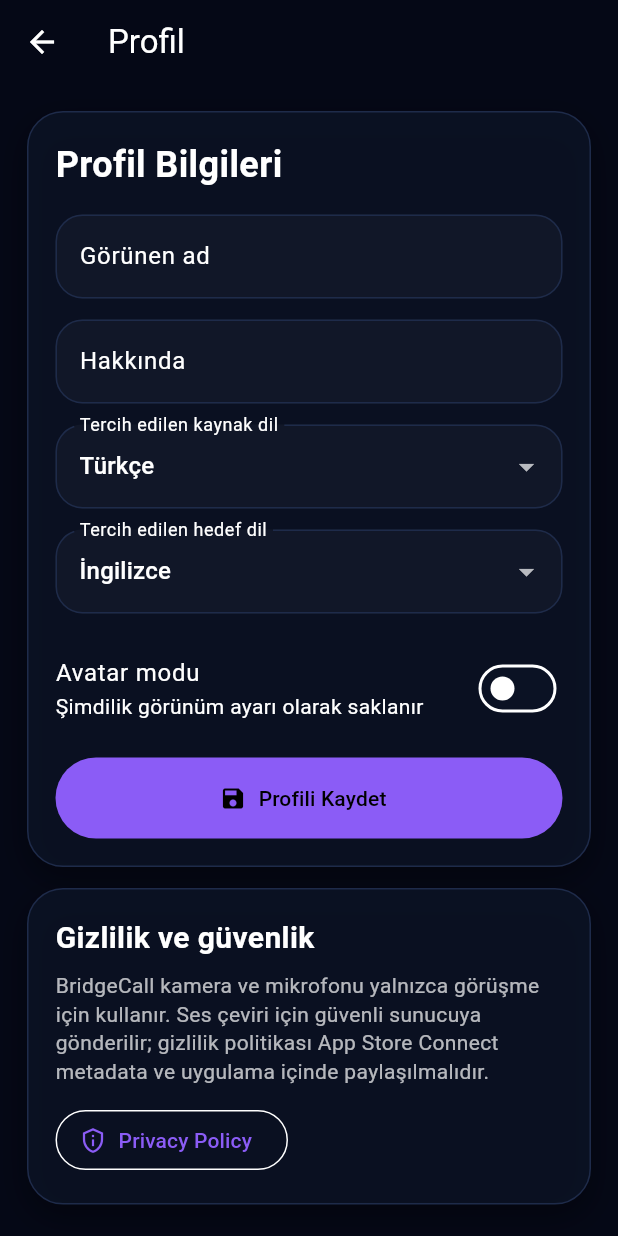
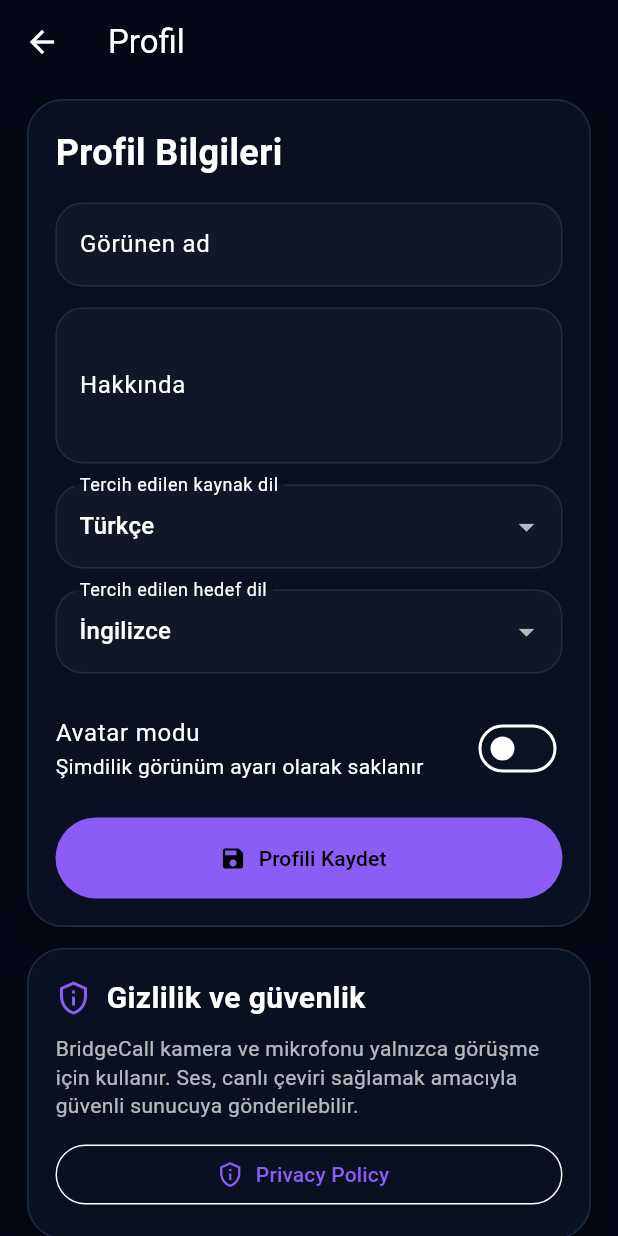
Before and after one commit to omerarslan227-cyber/live-translate-app, a Flutter app: the ProfileScreen screen opened directly, after a tap on "Privacy Policy", on a phone screen of 412 x 824 dp. Run offline on Flutter 3.47's test engine with Material 3 defaults, Android fonts, the phone set to English and light mode, and no system bars; our stand-ins replace flutter_tts, in_app_review, lottie, permission_handler, share_plus, shared_preferences and 1 more; missing offline and left inert: flutter_sound, flutter_webrtc, purchases_flutter; accounts and stored records are empty.

Commit message:
Fix Turkish text and responsive UI

```diff
--- a/lib/screens/onboarding_screen.dart
+++ b/lib/screens/onboarding_screen.dart
@@ -95,9 +95,9 @@ class _OnboardingScreenState extends State<OnboardingScreen>
                           _OnboardingPage(
                             pageIndex: 0,
                             currentPage: pageValue,
-                            title: 'Canli ceviri gorusmesi',
+                            title: 'Canlı çeviri görüşmesi',
                             body:
-                                'BridgeCall konusmayi algilar, cevirir ve karsi tarafa altyazi veya ses olarak ulastirir.',
+                                'BridgeCall konuşmayı algılar, çevirir ve karşı tarafa altyazı veya ses olarak ulaştırır.',
                             bullets: const [
                               'AI voice translation',
                               'Gercek zamanli altyazi',
@@ -118,7 +118,7 @@ class _OnboardingScreenState extends State<OnboardingScreen>
                             currentPage: pageValue,
                             title: 'Mikrofon hazirligi',
                             body:
-                                'Sesli ceviri icin mikrofon izni gerekir. Izin yoksa BridgeCall net uyari verir.',
+                                'Sesli çeviri için mikrofon izni gerekir. İzin yoksa BridgeCall net uyarı verir.',
                             bullets: const [
                               'Noise suppression',
                               'Echo cancellation',
@@ -452,7 +452,7 @@ class _OnboardingControls extends StatelessWidget {
               padding: const EdgeInsets.symmetric(horizontal: 20, vertical: 14),
             ),
             onPressed: onNext,
-            child: Text(page == 2 ? 'Basla' : 'Devam'),
+            child: Text(page == 2 ? 'Başla' : 'Devam'),
           ),
         ],
       ),
--- a/lib/screens/paywall_screen.dart
+++ b/lib/screens/paywall_screen.dart
@@ -89,7 +89,7 @@ class _PaywallScreenState extends State<PaywallScreen> {
             const SizedBox(height: 18),
             Text(
               usage?.isPro == true
-                  ? 'Pro aktif. Sinirsiz canli ceviri kullanabilirsin.'
+                  ? 'Pro aktif. Sınırsız canlı çeviri kullanabilirsin.'
                   : 'Ucretsiz gunluk 3 dakika doldugunda Pro ile sinirsiz devam et.',
               style: const TextStyle(color: Colors.white70, height: 1.35),
             ),
@@ -178,7 +178,7 @@ class _PaywallHero extends StatelessWidget {
           ),
           SizedBox(height: 8),
           Text(
-            'AI sesli ceviri, canli altyazi ve global gorusmeler icin limitsiz deneyim.',
+            'AI sesli çeviri, canlı altyazı ve global görüşmeler için limitsiz deneyim.',
             style: TextStyle(color: Colors.white, height: 1.35),
           ),
         ],
@@ -417,11 +417,11 @@ class _PremiumBenefitGrid extends StatelessWidget {
       children: [
         _FeatureRow(
           icon: Icons.all_inclusive_rounded,
-          text: 'Sinirsiz canli ceviri gorusmesi',
+          text: 'Sınırsız canlı çeviri görüşmesi',
         ),
         _FeatureRow(
           icon: Icons.speed_rounded,
-          text: 'Dusuk gecikmeli altyazi ve konusma cevirisi',
+          text: 'Düşük gecikmeli altyazı ve konuşma çevirisi',
         ),
         _FeatureRow(
           icon: Icons.language_rounded,
--- a/lib/screens/profile_screen.dart
+++ b/lib/screens/profile_screen.dart
@@ -66,8 +66,9 @@ class _ProfileScreenState extends State<ProfileScreen> {
         backgroundColor: Colors.transparent,
         title: const Text('Profil'),
       ),
-      body: ListView(
-        padding: const EdgeInsets.all(18),
+      body: SafeArea(
+        child: ListView(
+          padding: const EdgeInsets.fromLTRB(18, 10, 18, 24),
           children: [
             GlassCard(
               child: Column(
@@ -87,6 +88,7 @@ class _ProfileScreenState extends State<ProfileScreen> {
                     controller: _aboutController,
                     label: 'Hakkında',
                     hint: 'Kısa bir açıklama yaz',
+                    maxLines: 3,
                   ),
                   const SizedBox(height: 14),
                   _LanguageDropdown(
@@ -100,7 +102,8 @@ class _ProfileScreenState extends State<ProfileScreen> {
                     value: _target,
                     label: 'Tercih edilen hedef dil',
                     items: languages,
-                  onChanged: (v) => setState(() => _target = v ?? 'İngilizce'),
+                    onChanged: (v) =>
+                        setState(() => _target = v ?? 'İngilizce'),
                   ),
                   const SizedBox(height: 14),
                   SwitchListTile.adaptive(
@@ -130,29 +133,52 @@ class _ProfileScreenState extends State<ProfileScreen> {
               child: Column(
                 crossAxisAlignment: CrossAxisAlignment.start,
                 children: [
+                  const Row(
+                    children: [
+                      Icon(Icons.privacy_tip_outlined, color: AppColors.purple),
+                      SizedBox(width: 10),
+                      Expanded(
+                        child: Text(
+                          'Gizlilik ve güvenlik',
+                          maxLines: 1,
+                          overflow: TextOverflow.ellipsis,
+                          style: TextStyle(
+                            fontSize: 20,
+                            fontWeight: FontWeight.bold,
+                          ),
+                        ),
+                      ),
+                    ],
+                  ),
+                  const SizedBox(height: 10),
                   const Text(
-                  'Gizlilik ve güvenlik',
-                  style: TextStyle(fontSize: 20, fontWeight: FontWeight.bold),
-                ),
-                const SizedBox(height: 8),
-                const Text(
-                  'BridgeCall kamera ve mikrofonu yalnızca görüşme için kullanır. Ses çeviri için güvenli sunucuya gönderilir; gizlilik politikası App Store Connect metadata ve uygulama içinde paylaşılmalıdır.',
+                    'BridgeCall kamera ve mikrofonu yalnızca görüşme için kullanır. Ses, canlı çeviri sağlamak amacıyla güvenli sunucuya gönderilebilir.',
+                    maxLines: 4,
+                    overflow: TextOverflow.ellipsis,
                     style: TextStyle(color: Colors.white70, height: 1.35),
                   ),
                   const SizedBox(height: 12),
-                OutlinedButton.icon(
+                  SizedBox(
+                    width: double.infinity,
+                    child: OutlinedButton.icon(
                       onPressed: () => launchUrl(
                         Uri.parse('https://bridgecall.tech/privacy'),
                         mode: LaunchMode.externalApplication,
                       ),
                       icon: const Icon(Icons.privacy_tip_outlined),
-                  label: const Text('Privacy Policy'),
+                      label: const Text(
+                        'Privacy Policy',
+                        maxLines: 1,
+                        overflow: TextOverflow.ellipsis,
+                      ),
+                    ),
                   ),
                 ],
               ),
             ),
           ],
         ),
+      ),
     );
   }
 }
--- a/pubspec.yaml
+++ b/pubspec.yaml
@@ -2,7 +2,7 @@ name: live_translate_app
 description: "BridgeCall - live video call translation with real-time subtitles."
 publish_to: 'none'
 
-version: 1.0.4+24
+version: 1.0.4+25
 environment:
   sdk: ^3.11.4
 
```
Also changed, not shown: lib/screens/call_screen.dart (+38 -101 lines), lib/screens/home_screen.dart (+5 -7 lines), lib/screens/voice_diagnostics_screen.dart (+5 -12 lines), lib/widgets/app_form_widgets.dart (+10 -3 lines). Lines whose indentation alone changed are shown as unchanged.
